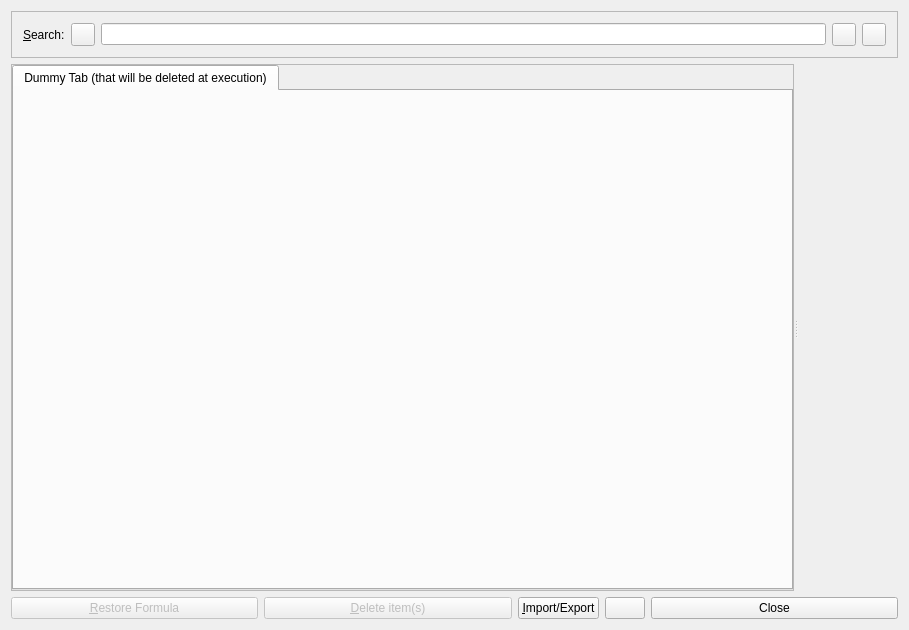
CryFeiFei/klatexformula, file src/klflibbrowser.ui: the form before one commit.
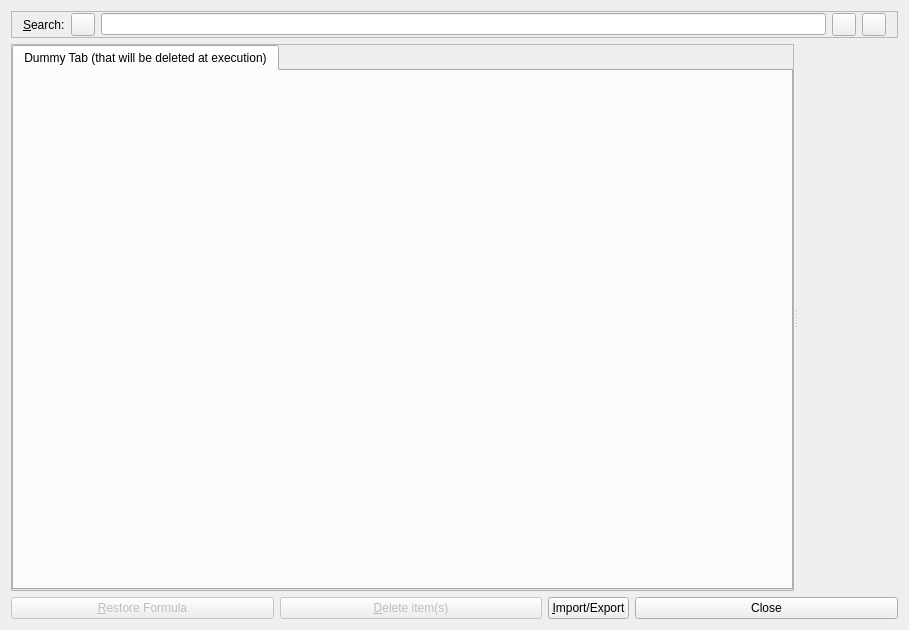
The form after the commit. Icons and pictures are not drawn. Custom widgets are drawn as their Qt base class.

Diff of the .ui file:
```diff
--- a/src/klflibbrowser.ui
+++ b/src/klflibbrowser.ui
@@ -79,6 +79,12 @@
       <number>1</number>
      </property>
      <layout class="QHBoxLayout" name="horizontalLayout">
+      <property name="topMargin">
+       <number>1</number>
+      </property>
+      <property name="bottomMargin">
+       <number>1</number>
+      </property>
       <item>
        <widget class="QLabel" name="lblSearch">
         <property name="sizePolicy">
@@ -249,23 +255,6 @@
         </property>
        </widget>
       </item>
-      <item>
-       <widget class="QPushButton" name="btnConfig">
-        <property name="sizePolicy">
-         <sizepolicy hsizetype="Minimum" vsizetype="Preferred">
-          <horstretch>0</horstretch>
-          <verstretch>0</verstretch>
-         </sizepolicy>
-        </property>
-        <property name="icon">
-         <iconset resource="klfres.qrc">
-          <normaloff>:/pics/settings.png</normaloff>:/pics/settings.png</iconset>
-        </property>
-        <property name="shortcut">
-         <string>Alt+N</string>
-        </property>
-       </widget>
-      </item>
       <item>
        <widget class="QPushButton" name="btnClose">
         <property name="sizePolicy">
```
Left out of the diff: 8 changed lines with no effect on the pictures.
